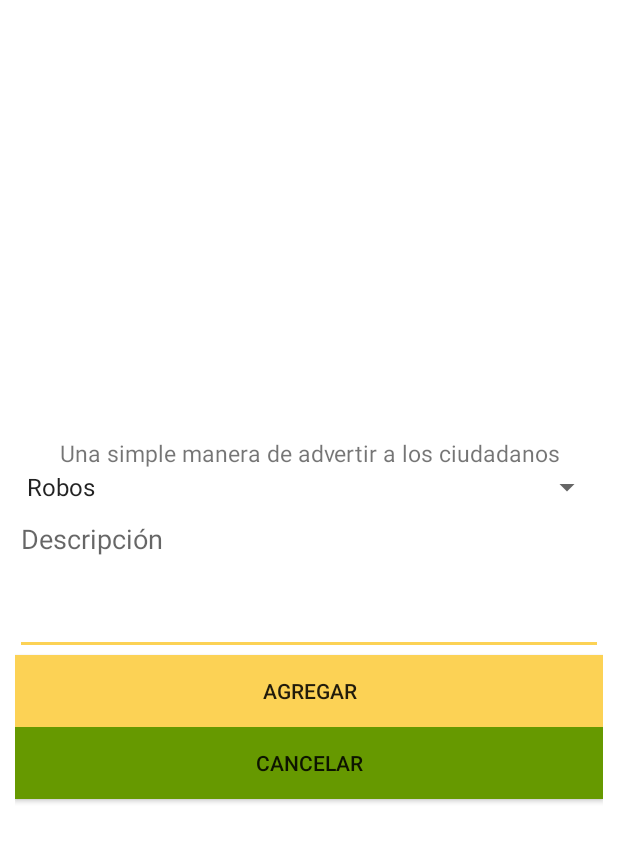
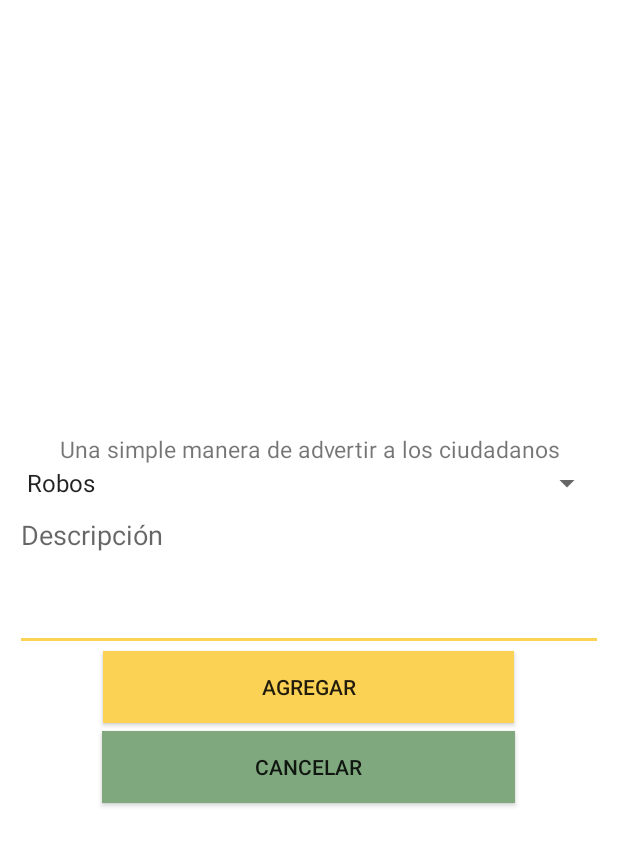
Before and after one commit to gustavocardozo/seguridadvecinal, an Android app: the layout fragment_dialog.xml on its own in the app's theme, with its tools: preview values and no code run, on a phone screen of 412 x 824 dp. Shown: the top 846 px of the screen. Run offline under Robolectric (Android 15) with nearby library versions, the phone set to English and light mode, and no system bars; network calls fail.

```diff
--- a/app/src/main/java/com/social/seguridad/barbarus/json/JSONParse.java
+++ b/app/src/main/java/com/social/seguridad/barbarus/json/JSONParse.java
@@ -74,6 +74,7 @@ public class JSONParse {
                             c.getString("mensaje"), c.getString("titulo")));
                 }catch (Exception e){
                     //ERROR AL OBTENER LOS VALORES
+                    String a = e.getMessage();
                 }
             }
 
--- a/app/src/main/java/com/social/seguridad/barbarus/seguridadvecinal/LocalizacionService.java
+++ b/app/src/main/java/com/social/seguridad/barbarus/seguridadvecinal/LocalizacionService.java
@@ -90,7 +90,7 @@ public class LocalizacionService extends Service implements LocationListener {
                         String addressesValue =
                                 //addresses.get(0).getAdminArea() + " " +
                                 addresses.get(0).getLocality() + " " +
-                                //addresses.get(0).getThoroughfare() + " " +
+                                addresses.get(0).getThoroughfare() + " " +
                                 addresses.get(0).getFeatureName();
 
                         conf.setLastKnowDate(new Date());
--- a/app/src/main/res/layout/activity_alert.xml
+++ b/app/src/main/res/layout/activity_alert.xml
@@ -64,14 +64,15 @@
         android:textAppearance="?android:attr/textAppearanceMedium"
         android:id="@+id/textViewTitle"
         android:textAlignment="center"
-        android:textSize="40dp"
+        android:textSize="25dp"
         android:textIsSelectable="true"
         android:layout_alignBottom="@+id/imageViewAlert"
         android:layout_alignParentLeft="false"
         android:layout_alignParentStart="true"
         android:layout_alignParentEnd="true"
         android:textColor="@color/abc_primary_text_material_dark"
-        android:layout_marginBottom="5dp" />
+        android:text="Alerta Violencia de Genero"
+        android:layout_alignParentTop="true" />
 
 
 
--- a/app/src/main/res/layout/fragment_dialog.xml
+++ b/app/src/main/res/layout/fragment_dialog.xml
@@ -34,16 +34,17 @@
 
     <Button
         android:id="@+id/agregarButton"
-        android:layout_width="match_parent"
+        android:layout_width="274dp"
         android:layout_height="wrap_content"
         android:text="Agregar"
         android:background="@color/colorAccent" />
 
     <Button
         android:id="@+id/cancelarButton"
-        android:layout_width="match_parent"
+        android:layout_width="275dp"
         android:layout_height="wrap_content"
         android:text="Cancelar"
-        android:background="@android:color/holo_green_dark" />
+        android:background="@color/abc_search_url_text_normal"
+        android:layout_marginTop="5dp" />
 
 </LinearLayout>
```
Also changed, not shown: app/src/main/java/com/social/seguridad/barbarus/action/CerrarSesion.java (added, +64 -0 lines), app/src/main/java/com/social/seguridad/barbarus/seguridadvecinal/MainActivity.java (+17 -9 lines).
